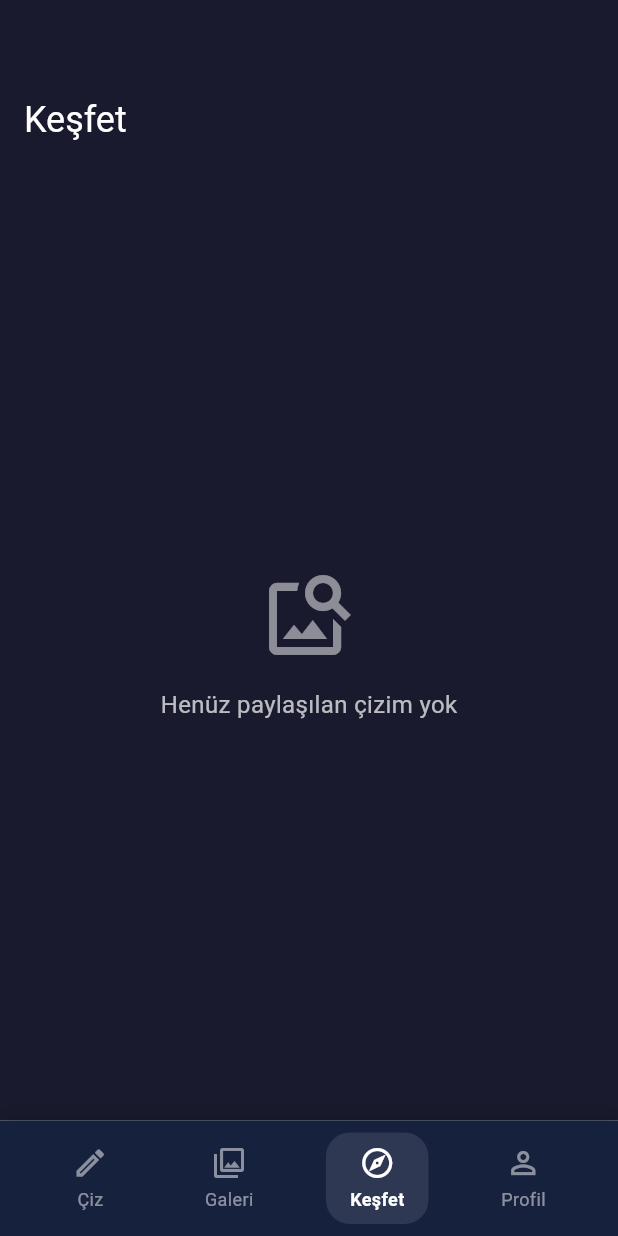
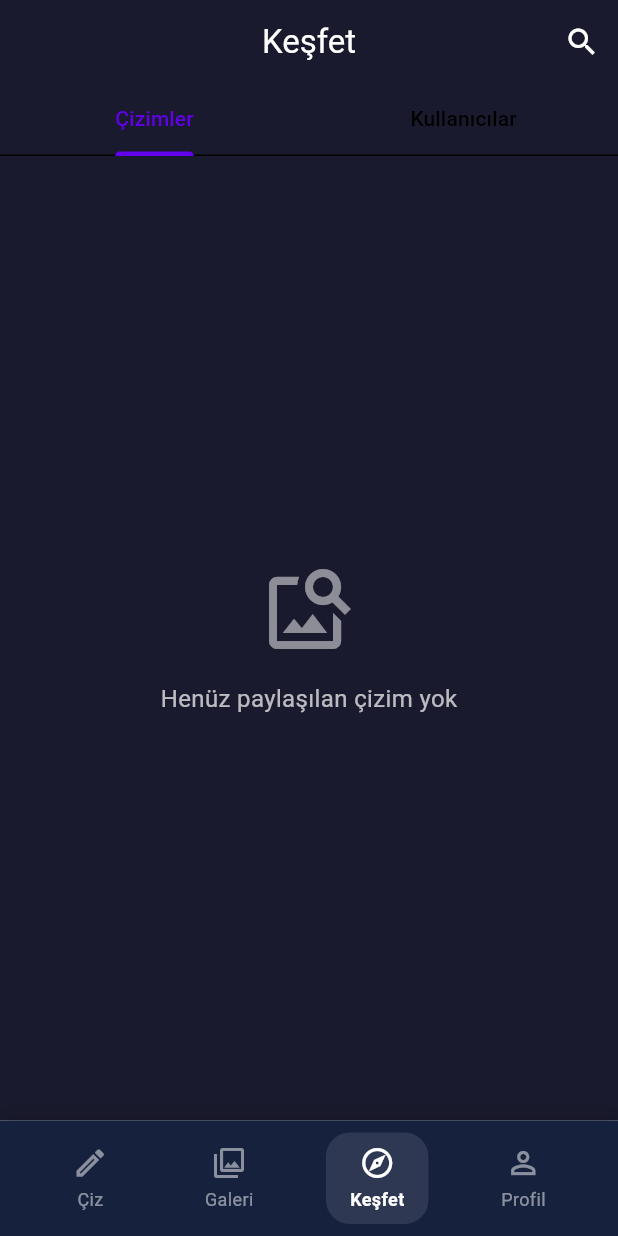
Before and after one commit to omerfarukx/ai-drawing-converter, a Flutter app: the screen it shows once a user with an empty profile is signed in, item 3 of the bottom bar chosen, on a phone screen of 412 x 824 dp. Run offline on Flutter 3.47's test engine with Material 3 defaults, Android fonts, the phone set to English and light mode, and no system bars; our stand-ins replace cloud_firestore, firebase_auth, firebase_core, firebase_storage, flutter_riverpod, freezed_annotation and 6 more; missing offline and left inert: firebase_app_check, flutter_share; accounts and stored records are empty; generated files the repository leaves out were written again.

Commit message:
feat: Keşfet sayfasına kullanıcı arama özelliği eklendi

```diff
--- a/lib/features/gallery/presentation/pages/discover_page.dart
+++ b/lib/features/gallery/presentation/pages/discover_page.dart
@@ -3,33 +3,107 @@
 import 'package:flutter_gen/gen_l10n/app_localizations.dart';
 import '../providers/discover_provider.dart';
 import '../widgets/shared_drawing_card.dart';
+import '../../../profile/presentation/providers/user_search_provider.dart';
+import '../../../profile/presentation/widgets/user_search_result_card.dart';
+import '../../../profile/presentation/pages/profile_page.dart';
 
-class DiscoverPage extends ConsumerWidget {
+class DiscoverPage extends ConsumerStatefulWidget {
   const DiscoverPage({super.key});
 
   @override
-  Widget build(BuildContext context, WidgetRef ref) {
+  ConsumerState<DiscoverPage> createState() => _DiscoverPageState();
+}
+
+class _DiscoverPageState extends ConsumerState<DiscoverPage>
+    with SingleTickerProviderStateMixin {
+  final TextEditingController _searchController = TextEditingController();
+  bool _isSearching = false;
+  late TabController _tabController;
+
+  @override
+  void initState() {
+    super.initState();
+    _tabController = TabController(length: 2, vsync: this);
+    _tabController.addListener(() {
+      setState(() {
+        if (_tabController.index == 1) {
+          _isSearching = true;
+        } else {
+          _isSearching = false;
+          _searchController.clear();
+          ref.read(userSearchQueryProvider.notifier).state = '';
+        }
+      });
+    });
+  }
+
+  @override
+  void dispose() {
+    _searchController.dispose();
+    _tabController.dispose();
+    super.dispose();
+  }
+
+  @override
+  Widget build(BuildContext context) {
     final l10n = AppLocalizations.of(context)!;
     final drawingsAsync = ref.watch(discoverProvider);
+    final searchResults = ref.watch(userSearchResultsProvider);
 
     return Scaffold(
       backgroundColor: const Color(0xFF1A1A2E),
-      body: CustomScrollView(
-        physics: const BouncingScrollPhysics(),
-        slivers: [
-          SliverAppBar.medium(
-            title: const Text('Keşfet'),
+      appBar: AppBar(
+        title: _isSearching
+            ? TextField(
+                controller: _searchController,
+                autofocus: true,
+                style: const TextStyle(color: Colors.white),
+                decoration: InputDecoration(
+                  hintText: 'Kullanıcı ara...',
+                  hintStyle: TextStyle(color: Colors.white.withOpacity(0.5)),
+                  border: InputBorder.none,
+                ),
+                onChanged: (value) {
+                  ref.read(userSearchQueryProvider.notifier).state = value;
+                },
+              )
+            : const Text('Keşfet'),
         backgroundColor: Colors.transparent,
         foregroundColor: Colors.white,
         centerTitle: true,
         elevation: 0,
-            pinned: true,
+        actions: [
+          IconButton(
+            icon: Icon(_isSearching ? Icons.close : Icons.search),
+            onPressed: () {
+              setState(() {
+                if (_isSearching) {
+                  _searchController.clear();
+                  ref.read(userSearchQueryProvider.notifier).state = '';
+                  _tabController.animateTo(0);
+                } else {
+                  _tabController.animateTo(1);
+                }
+              });
+            },
           ),
+        ],
+        bottom: TabBar(
+          controller: _tabController,
+          tabs: const [
+            Tab(text: 'Çizimler'),
+            Tab(text: 'Kullanıcılar'),
+          ],
+        ),
+      ),
+      body: TabBarView(
+        controller: _tabController,
+        children: [
+          // Çizimler Tab
           drawingsAsync.when(
             data: (drawings) {
               if (drawings.isEmpty) {
-                return SliverFillRemaining(
-                  child: Center(
+                return Center(
                   child: Column(
                     mainAxisAlignment: MainAxisAlignment.center,
                     children: [
@@ -48,42 +122,114 @@
                       ),
                     ],
                   ),
-                  ),
                 );
               }
 
-              return SliverPadding(
+              return GridView.builder(
                 padding: const EdgeInsets.all(16),
-                sliver: SliverGrid(
                 gridDelegate: const SliverGridDelegateWithFixedCrossAxisCount(
                   crossAxisCount: 2,
                   mainAxisSpacing: 16,
                   crossAxisSpacing: 16,
                   childAspectRatio: 0.8,
                 ),
-                  delegate: SliverChildBuilderDelegate(
-                    (context, index) {
+                itemCount: drawings.length,
+                itemBuilder: (context, index) {
                   final drawing = drawings[index];
                   return SharedDrawingCard(drawing: drawing);
                 },
-                    childCount: drawings.length,
-                  ),
-                ),
               );
             },
-            loading: () => const SliverFillRemaining(
-              child: Center(
+            loading: () => const Center(
               child: CircularProgressIndicator(
                 color: Color(0xFF533483),
               ),
             ),
-            ),
-            error: (error, stack) => SliverFillRemaining(
-              child: Center(
+            error: (error, stack) => Center(
               child: Text(
                 'Hata: $error',
                 style: const TextStyle(color: Colors.white),
               ),
+            ),
+          ),
+          // Kullanıcılar Tab
+          searchResults.when(
+            data: (users) {
+              if (_searchController.text.isEmpty) {
+                return Center(
+                  child: Column(
+                    mainAxisAlignment: MainAxisAlignment.center,
+                    children: [
+                      Icon(
+                        Icons.search,
+                        size: 64,
+                        color: Colors.white.withOpacity(0.5),
+                      ),
+                      const SizedBox(height: 16),
+                      Text(
+                        'Kullanıcı aramak için yukarıdaki arama çubuğunu kullanın',
+                        textAlign: TextAlign.center,
+                        style: TextStyle(
+                          color: Colors.white.withOpacity(0.7),
+                          fontSize: 16,
+                        ),
+                      ),
+                    ],
+                  ),
+                );
+              }
+
+              if (users.isEmpty) {
+                return Center(
+                  child: Column(
+                    mainAxisAlignment: MainAxisAlignment.center,
+                    children: [
+                      Icon(
+                        Icons.person_search,
+                        size: 64,
+                        color: Colors.white.withOpacity(0.5),
+                      ),
+                      const SizedBox(height: 16),
+                      Text(
+                        'Kullanıcı bulunamadı',
+                        style: TextStyle(
+                          color: Colors.white.withOpacity(0.7),
+                          fontSize: 16,
+                        ),
+                      ),
+                    ],
+                  ),
+                );
+              }
+
+              return ListView.builder(
+                padding: const EdgeInsets.only(top: 8),
+                itemCount: users.length,
+                itemBuilder: (context, index) {
+                  final user = users[index];
+                  return UserSearchResultCard(
+                    user: user,
+                    onTap: () {
+                      Navigator.push(
+                        context,
+                        MaterialPageRoute(
+                          builder: (context) => ProfilePage(userId: user.id),
+                        ),
+                      );
+                    },
+                  );
+                },
+              );
+            },
+            loading: () => const Center(
+              child: CircularProgressIndicator(
+                color: Color(0xFF533483),
+              ),
+            ),
+            error: (error, stack) => Center(
+              child: Text(
+                'Hata: $error',
+                style: const TextStyle(color: Colors.white),
               ),
             ),
           ),
--- a/lib/features/profile/domain/models/user_profile_model.dart
+++ b/lib/features/profile/domain/models/user_profile_model.dart
@@ -9,7 +9,7 @@
     required String id,
     required String username,
     required String displayName,
-    String? profileImage,
+    String? photoUrl,
     String? bio,
     @Default(0) int followersCount,
     @Default(0) int followingCount,
--- /dev/null
+++ b/lib/features/profile/presentation/providers/user_search_provider.dart
@@ -0,0 +1,14 @@
+import 'package:flutter_riverpod/flutter_riverpod.dart';
+import '../../domain/models/user_profile_model.dart';
+import '../../domain/services/social_service.dart';
+
+final userSearchQueryProvider = StateProvider<String>((ref) => '');
+
+final userSearchResultsProvider =
+    FutureProvider<List<UserProfile>>((ref) async {
+  final query = ref.watch(userSearchQueryProvider);
+  if (query.isEmpty) return [];
+
+  final socialService = ref.read(socialServiceProvider);
+  return await socialService.searchUsers(query);
+});
```
Also changed, not shown: lib/core/services/firestore_service.dart (+20 -0 lines), lib/features/profile/domain/services/social_service.dart (+11 -2 lines), lib/features/profile/presentation/pages/profile_page.dart (+19 -4 lines), lib/features/profile/presentation/widgets/profile_header_widget.dart (+4 -4 lines), lib/features/profile/presentation/widgets/user_search_result_card.dart (added, +71 -0 lines), lib/features/profile/domain/models/user_profile_model.freezed.dart, lib/features/profile/domain/models/user_profile_model.g.dart, pubspec.lock. Lines whose indentation alone changed are shown as unchanged.
